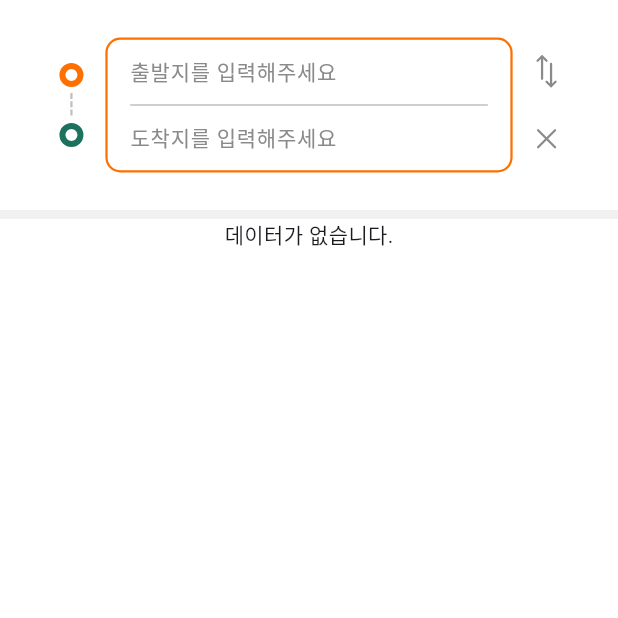
After one commit to Diving-Seagull/gandang, a Flutter app: the SearchView screen opened directly, on a phone screen of 412 x 824 dp, the top half of it. The commit adds this screen. Run offline on Flutter 3.47's test engine with Material 3 defaults, Android fonts, the phone set to English and light mode, and no system bars; drawn by our look-alikes of dotted_line; our stand-ins replace firebase_core, firebase_messaging, flutter_dotenv, flutter_local_notifications, flutter_riverpod, flutter_svg and 5 more; missing offline and left inert: flutter_naver_map, kakao_flutter_sdk; accounts and stored records are empty; generated files the repository leaves out were written again; Roboto replaces fonts that are missing (Pretendard); project files that could hold a hidden picture were left out.

Commit message:
[Feature] 검색 화면 UI 1차 구현

```diff
--- a/gandang-fe/lib/provider/compass_provider.dart
+++ /dev/null
@@ -1,3 +0,0 @@
-class CompassProvider {
-
-}
--- a/gandang-fe/lib/view/global/color_data.dart
+++ b/gandang-fe/lib/view/global/color_data.dart
@@ -3,6 +3,7 @@ import 'package:flutter/material.dart';
 class ColorData {
   static const Color COLOR_WHITE = Color(0xFFFFFFFF);
   static const Color PRIMARY_COLOR = Color(0xFFFD7000);
+  static const Color SECONDARY_06 = Color(0xFF1D725F);
   static const Color CONTENTS_050 = Color(0xFFF1F1F1);
   static const Color CONTENTS_100 = Color(0xFFBFBFBF);
   static const Color CONTENTS_200 = Color(0xFF8A8A8A);
--- /dev/null
+++ b/gandang-fe/lib/view/global/doughnut_paint.dart
@@ -0,0 +1,29 @@
+import 'package:flutter/cupertino.dart';
+
+import 'color_data.dart';
+
+class DoughnutPaint extends CustomPainter {
+  final Color color;
+  DoughnutPaint({required this.color});
+  @override
+  void paint(Canvas canvas, Size size) {
+    final double outerRadius = size.width / 2; // 바깥 원 반지름
+    final double innerRadius = outerRadius / 2; // 안쪽 원 반지름
+
+    final Paint paint = Paint()
+      ..color = color
+      ..style = PaintingStyle.stroke
+      ..strokeWidth = outerRadius - innerRadius; // 두께를 원의 차이로 설정
+
+    canvas.drawCircle(
+      Offset(size.width / 2, size.height / 2),
+      (outerRadius + innerRadius) / 2, // 가운데 원의 중심 반지름
+      paint,
+    );
+  }
+
+  @override
+  bool shouldRepaint(CustomPainter oldDelegate) {
+    return false; // 그림이 변경하지 않음
+  }
+}
--- /dev/null
+++ b/gandang-fe/lib/view/global/path_paint.dart
@@ -0,0 +1,34 @@
+import 'package:dotted_line/dotted_line.dart';
+import 'package:flutter/cupertino.dart';
+
+import 'color_data.dart';
+import 'doughnut_paint.dart';
+
+class PathPaint {
+  static PathPaint instance = PathPaint();
+
+  Widget getPathWidget(double height) {
+    return Column(
+      mainAxisAlignment: MainAxisAlignment.center,
+      children: [
+        CustomPaint(
+          size: Size(height, height),
+          painter: DoughnutPaint(color: ColorData.PRIMARY_COLOR),
+        ),
+        const SizedBox(height: 4),
+        DottedLine(
+          direction: Axis.vertical,
+          lineLength: height,
+          lineThickness: 1.5,
+          dashGapLength: 1.5,
+          dashColor: ColorData.CONTENTS_100,
+        ),
+        const SizedBox(height: 4),
+        CustomPaint(
+          size: Size(height, height),
+          painter: DoughnutPaint(color: ColorData.SECONDARY_06),
+        )
+      ],
+    );
+  }
+}
--- a/gandang-fe/lib/view/login/login_view.dart
+++ b/gandang-fe/lib/view/login/login_view.dart
@@ -204,7 +204,7 @@ class LoginView extends ConsumerWidget {
             var data = TokenDto(login.identityToken!, firebase_token!);
             var result = await _viewModel.setLogin(data, 'apple');
             if(result != null) {
-              print('Apple 로그인 정보 $result');
+              print('Apple 로그인 정보 ${result.token}');
               await prefer.setString('jwtToken', result.token);
               _moveMainScreen(context);
             }
--- /dev/null
+++ b/gandang-fe/lib/view/main/search_view.dart
@@ -0,0 +1,174 @@
+import 'package:dotted_line/dotted_line.dart';
+import 'package:flutter/material.dart';
+import 'package:flutter/src/widgets/framework.dart';
+import 'package:flutter_riverpod/flutter_riverpod.dart';
+import 'package:flutter_svg/flutter_svg.dart';
+import 'package:gandang/view/global/device_size.dart';
+import 'package:gandang/view/global/path_paint.dart';
+import 'package:shared_preferences/shared_preferences.dart';
+
+import '../global/color_data.dart';
+import '../global/doughnut_paint.dart';
+
+class SearchView extends ConsumerStatefulWidget {
+  @override
+  ConsumerState<ConsumerStatefulWidget> createState() => _SearchView();
+}
+
+class _SearchView extends ConsumerState<SearchView> {
+  SharedPreferences? _preferences;
+  final TextEditingController startController = TextEditingController(),
+        finishController = TextEditingController();
+
+  @override
+  void initState() {
+    super.initState();
+    WidgetsBinding.instance.addPostFrameCallback((_) async {
+      _preferences = await SharedPreferences.getInstance();
+      setState(() {
+
+      });
+    });
+  }
+
+  @override
+  Widget build(BuildContext context) {
+    return Scaffold(
+        body: SafeArea(
+            child: Column(
+              children: [
+                _setSearch(),
+                Container(
+                  height: 6,
+                  color: ColorData.CONTENTS_050,
+                ),
+                SingleChildScrollView(
+                  child: _preferences == null ?
+                  CircularProgressIndicator() : _recentSearchSection(),
+                )
+              ],
+            )
+        )
+    );
+  }
+
+  Widget _setSearch() {
+    return Container(
+      width: DeviceSize.getWidth(context),
+      height: 140,
+      padding: const EdgeInsets.all(25),
+      color: ColorData.COLOR_WHITE,
+      child: Row(
+        mainAxisAlignment: MainAxisAlignment.spaceEvenly,
+        children: [
+          Expanded(flex: 1, child: PathPaint.instance.getPathWidget(16)),
+          Expanded(flex: 6, child: _searchSection()),
+          Expanded(flex: 1, child: _btnSection())
+        ],
+      ),
+    );
+  }
+
+  Widget _searchSection() {
+    return Container(
+      width: 270,
+      padding: const EdgeInsets.symmetric(horizontal: 15),
+      decoration: BoxDecoration(
+        color: ColorData.COLOR_WHITE,
+        borderRadius: BorderRadius.circular(10),
+        border: Border.all(
+          width: 1.5,
+          color: ColorData.PRIMARY_COLOR,
+        )
+      ),
+      child: Column(
+        mainAxisAlignment: MainAxisAlignment.spaceEvenly,
+        children: [
+          Flexible(child: TextField(
+              decoration: const InputDecoration(
+                  border: InputBorder.none,
+                  hintText: '출발지를 입력해주세요',
+                  hintStyle: TextStyle(
+                      fontSize: 14,
+                      color: ColorData.CONTENTS_200
+                  ),
+                  isDense: true,
+                  contentPadding: EdgeInsets.all(0)
+              ),
+              controller: startController,
+              onSubmitted: (text){
+                print(startController.text);
+                _searchPath();
+              },
+          )),
+          Flexible(child: Container(
+            height: 1,
+            color: ColorData.CONTENTS_100,
+          )),
+          Flexible(child: TextField(
+              decoration: const InputDecoration(
+                  border: InputBorder.none,
+                  hintText: '도착지를 입력해주세요',
+                  hintStyle: TextStyle(
+                      fontSize: 14,
+                      color: ColorData.CONTENTS_200
+                  ),
+                  isDense: true,
+                  contentPadding: EdgeInsets.all(0)
+              ),
+              controller: finishController,
+              onSubmitted: (text) {
+                _searchPath();
+              },
+          )),
+        ],
+      ),
+    );
+  }
+
+  Widget _btnSection() {
+    return Column(
+      mainAxisAlignment: MainAxisAlignment.spaceEvenly,
+      children: [
+        Flexible(
+          child: IconButton(onPressed: (){
+            setState(() {
+              var str = startController.text;
+              startController.text = finishController.text;
+              finishController.text = str;
+            });
+          },
+              icon: SvgPicture.asset('assets/images/cross-direction.svg')),
+        ),
+        Flexible(
+          child: IconButton(onPressed: (){
+            setState(() {
+              startController.text = '';
+              finishController.text = '';
+            });
+          }, icon: SvgPicture.asset('assets/images/delete-logo.svg')),
+        ),
+      ],
+    );
+  }
+
+  Widget _recentSearchSection() {
+    var dataList = _preferences!.getStringList('recentSearch');
+    if(dataList != null) {
+      return Text('데이터가 없습니다.');
+    }
+    else {
+      return Text('데이터가 없습니다.');
+    }
+  }
+
+  void _searchPath() async {
+    var start = startController.text;
+    var finish = finishController.text;
+
+    if(start.isEmpty || finish.isEmpty) {
+      return;
+    }
+  }
+
+}
--- a/gandang-fe/pubspec.yaml
+++ b/gandang-fe/pubspec.yaml
@@ -52,6 +52,7 @@ dependencies:
   permission_handler: ^11.3.1
   geolocator: ^13.0.2
   flutter_compass: ^0.8.1
+  dotted_line: ^3.2.3
 
 dev_dependencies:
   flutter_test:
```
Also changed, not shown: gandang-fe/assets/images/cross-direction.svg (added), gandang-fe/assets/images/delete-logo.svg (added), gandang-fe/lib/view/global/device_size.dart (renamed from gandang-fe/lib/data/global/device_size.dart), gandang-fe/pubspec.lock.
